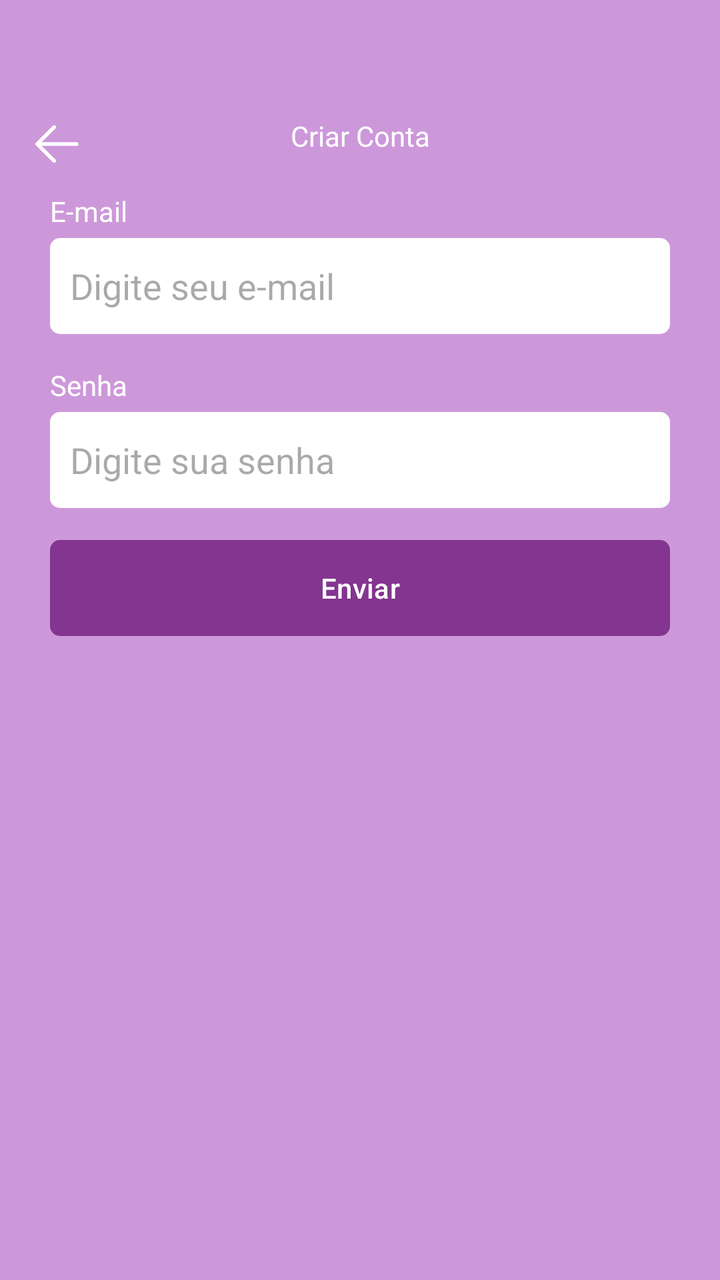
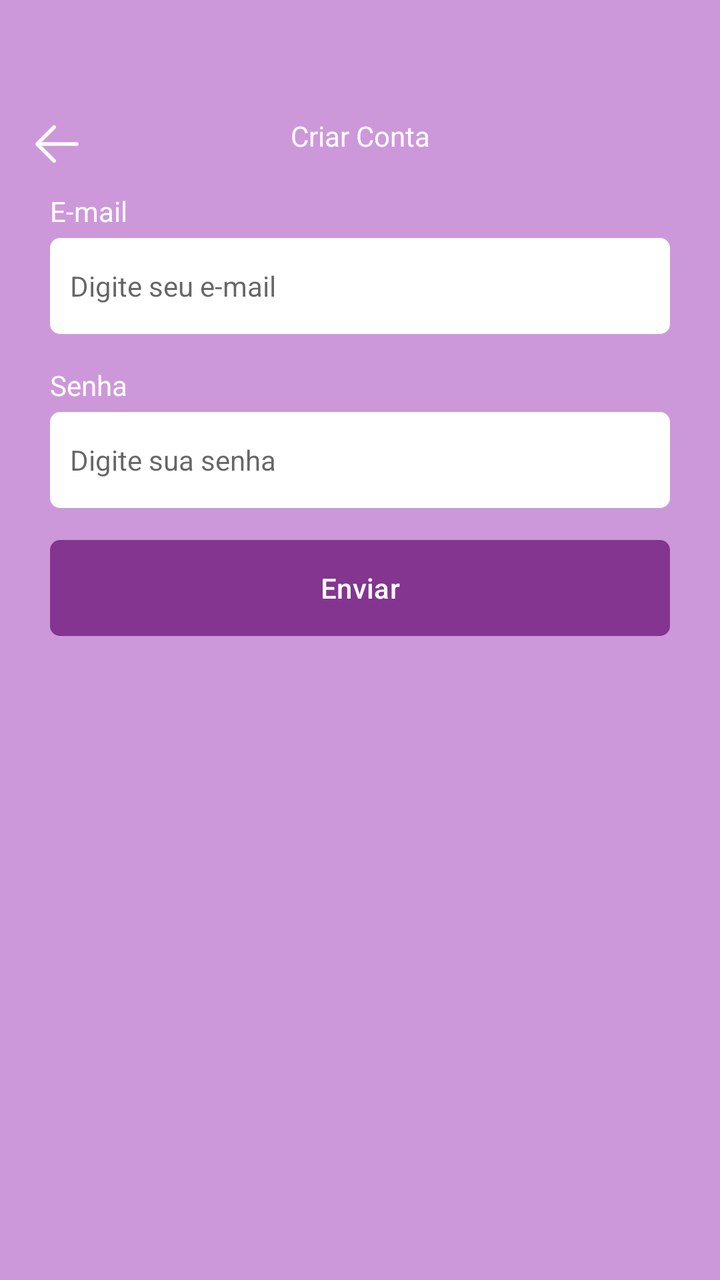

Two renders of the same Android screen: before a commit and after it. Below are the layout's source before the change and the commit's diff.
<!-- AndroidManifest.xml: application theme Theme.Task2 -->
<!-- res/layout/fragment_register.xml -->
<?xml version="1.0" encoding="utf-8"?>
<ScrollView xmlns:android="http://schemas.android.com/apk/res/android"
    xmlns:tools="http://schemas.android.com/tools"
    android:layout_width="match_parent"
    android:layout_height="match_parent"
    xmlns:app="http://schemas.android.com/apk/res-auto"
    tools:context=".ui.auth.LoginFragment"
    android:background="@color/color_default"
    android:fillViewport="true">
<LinearLayout
    android:layout_width="match_parent"
    android:layout_height="wrap_content"
    android:orientation="vertical"
    android:id="@+id/linearLayout1">

    <com.google.android.material.appbar.MaterialToolbar
        android:id="@+id/toolbar"
        android:layout_width="match_parent"
        android:layout_height="wrap_content"
        app:navigationIcon="@drawable/ic_back"
        android:paddingTop="40dp">

        <TextView
            android:layout_width="wrap_content"
            android:layout_height="wrap_content"
            android:text="Criar Conta"
            android:textColor="@color/white"
            android:layout_gravity="center_horizontal"/>

    </com.google.android.material.appbar.MaterialToolbar>

    <LinearLayout
        android:id="@+id/linearLayout2"
        android:layout_width="match_parent"
        android:layout_height="wrap_content"
        android:orientation="vertical"
        android:layout_marginHorizontal="25dp"
        >

        <TextView
            android:layout_width="wrap_content"
            android:layout_height="wrap_content"
            android:text="E-mail"
            android:textColor="@color/white"/>

        <EditText
            android:id="@+id/editTextEmail"
            android:layout_width="match_parent"
            android:layout_height="48dp"
            android:hint="Digite seu e-mail"
            android:inputType="textEmailAddress"
            android:padding="10dp"
            android:layout_marginTop="4dp"
            android:background="@drawable/bg_edit_text"/>

        <TextView
            android:layout_width="wrap_content"
            android:layout_height="wrap_content"
            android:text="Senha"
            android:textColor="@color/white"
            android:layout_marginTop="16dp"/>

        <EditText
            android:id="@+id/editTextSenha"
            android:layout_width="match_parent"
            android:layout_height="48dp"
            android:inputType="textPassword"
            android:hint="Digite sua senha"
            android:padding="10dp"
            android:layout_marginTop="4dp"
            android:background="@drawable/bg_edit_text"/>

        <com.google.android.material.button.MaterialButton
            android:id="@+id/EnviarRegistro"
            android:layout_width="match_parent"
            android:layout_height="wrap_content"
            android:text="Enviar"
            android:textColor="@color/white"
            app:backgroundTint="@null"
            android:background="@drawable/bg_btn"
            android:layout_marginTop="16dp"


            />



        <ProgressBar
            android:layout_width="wrap_content"
            android:layout_height="wrap_content"
            android:layout_marginTop="8dp"
            android:id="@+id/progressBar"
            android:visibility="invisible"
            tools:visibility="visible"
            android:indeterminateTint="@color/white"
            android:layout_gravity="center"/>
    </LinearLayout>

</LinearLayout>
</ScrollView>
<!-- resources referenced by this layout -->
<resources>
  <color name="color_default">#cd98da</color>
  <color name="white">#FFFFFFFF</color>
  <!-- drawable bg_btn (drawable) -->
  <?xml version="1.0" encoding="utf-8"?>
  <shape xmlns:android="http://schemas.android.com/apk/res/android"
  
      android:shape="rectangle">
  
      <solid android:color="@color/roxo"/>
      <corners android:radius="5dp"/>
  
  
  </shape>
  <!-- drawable bg_edit_text (drawable) -->
  <?xml version="1.0" encoding="utf-8"?>
  <shape xmlns:android="http://schemas.android.com/apk/res/android"
      android:shape="rectangle">
      <solid android:color="@color/white"/>
      <corners android:radius="5dp"/>
  </shape>
  <!-- drawable ic_back (drawable) -->
  <vector xmlns:android="http://schemas.android.com/apk/res/android" android:height="30dp" android:viewportHeight="1024" android:viewportWidth="1024" android:width="30dp">
        
      <path android:fillColor="#FFFFFF" android:pathData="M224,480h640a32,32 0,1 1,0 64H224a32,32 0,0 1,0 -64z"/>
        
      <path android:fillColor="#FFFFFF" android:pathData="m237.2,512 l265.4,265.3a32,32 0,0 1,-45.3 45.3l-288,-288a32,32 0,0 1,0 -45.3l288,-288a32,32 0,1 1,45.3 45.3L237.2,512z"/>
      
  </vector>
  <style name="Theme.Task2" parent="Base.Theme.Task2" />
  <color name="roxo">#83358F</color>
  <style name="Base.Theme.Task2" parent="Theme.Material3.DayNight.NoActionBar">
          
          
          <item name="android:windowBackground">@color/color_default</item>
          <item name="colorPrimary">@color/color_default</item>
          <item name="colorPrimaryVariant">@color/color_default</item>
      </style>
</resources>

<!-- the commit's change to res/layout/fragment_register.xml (unified diff, before → after) -->
@@ -51,7 +51,7 @@
             android:inputType="textEmailAddress"
             android:padding="10dp"
             android:layout_marginTop="4dp"
-            android:background="@drawable/bg_edit_text"/>
+            style="@style/EditTextTheme"/>
 
         <TextView
             android:layout_width="wrap_content"
@@ -68,7 +68,7 @@
             android:hint="Digite sua senha"
             android:padding="10dp"
             android:layout_marginTop="4dp"
-            android:background="@drawable/bg_edit_text"/>
+            style="@style/EditTextTheme"/>
 
         <com.google.android.material.button.MaterialButton
             android:id="@+id/EnviarRegistro"
<!-- resource entries referenced after the edit -->
@@ -28,6 +28,11 @@
       <path android:fillColor="#FFFFFF" android:pathData="m237.2,512 l265.4,265.3a32,32 0,0 1,-45.3 45.3l-288,-288a32,32 0,0 1,0 -45.3l288,-288a32,32 0,1 1,45.3 45.3L237.2,512z"/>
       
   </vector>
+  <style name="EditTextTheme" parent="Theme.MaterialComponents.DayNight.NoActionBar">
+          <item name="android:background">@drawable/bg_edit_text</item>
+          <item name="android:padding">16dp</item>
+          <item name="android:textSize">14sp</item>
+      </style>
   <style name="Theme.Task2" parent="Base.Theme.Task2" />
   <color name="roxo">#83358F</color>
   <style name="Base.Theme.Task2" parent="Theme.Material3.DayNight.NoActionBar">
